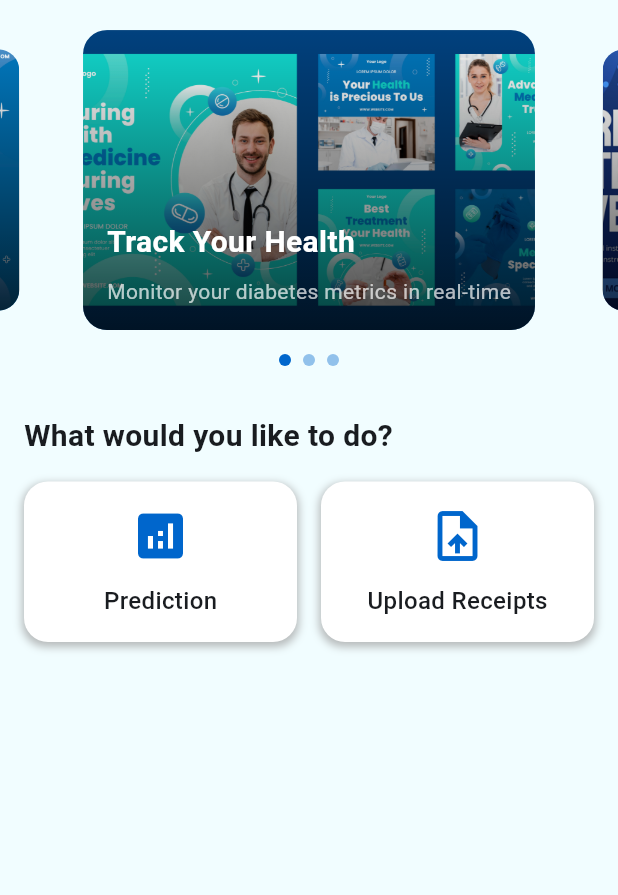
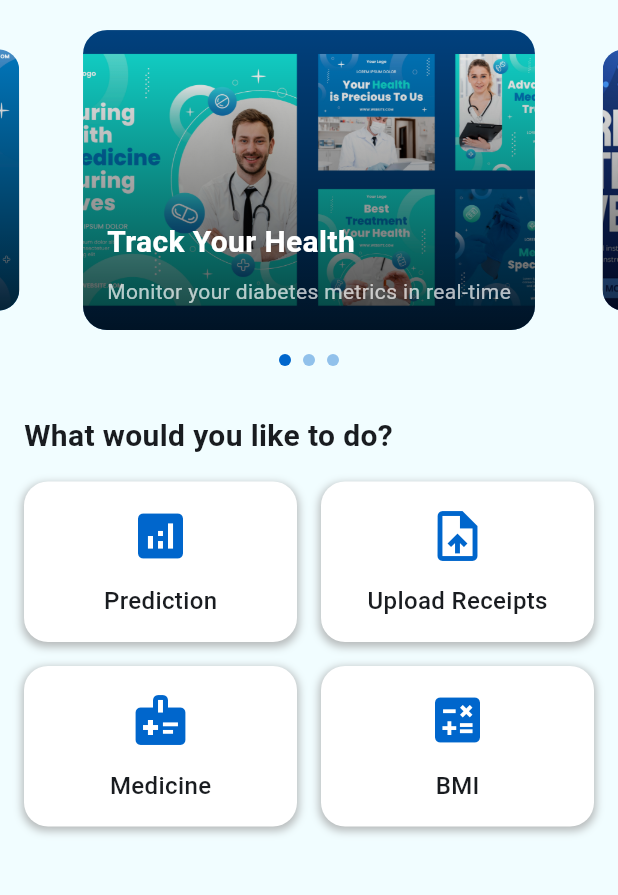
Before and after one commit to Zabith-Fulail/SugarMate, a Flutter app: the HomeMainView screen opened by its route, on a phone screen of 412 x 824 dp, the part 84-979 px from its top. Run offline on Flutter 3.47's test engine with Material 3 defaults, Android fonts, the phone set to English and light mode, and no system bars; drawn by our look-alikes of carousel_slider; our stand-ins replace bloc, cloud_firestore, connectivity_plus, dartz, device_info_plus, dio and 12 more; missing offline and left inert: tflite_flutter; accounts and stored records are empty.

Commit message:
feat : bmi and medicine updated in home_main_view.dart

```diff
--- a/lib/features/presentation/views/home_view/home_main_view.dart
+++ b/lib/features/presentation/views/home_view/home_main_view.dart
@@ -157,6 +157,33 @@ class _HomeMainViewState extends State<HomeMainView> {
                       ),
                     ],
                   ),
+                  const SizedBox(height: 16),
+                  Row(
+
+                    children: [
+                      Expanded(
+                        child: OptionCard(
+                          icon: Icons.medical_information,
+                          title: 'Medicine',
+                          onTap: () {
+                            Navigator.pushNamed(
+                                context, Routes.kMedicineSearchView);
+                          },
+                        ),
+                      ),
+                      const SizedBox(width: 16),
+                      Expanded(
+                        child: OptionCard(
+                          icon: Icons.calculate,
+                          title: 'BMI',
+                          onTap: () {
+                            Navigator.pushNamed(
+                                context, Routes.kBMICalculator);
+                          },
+                        ),
+                      )
+                    ],
+                  )
                 ],
               ),
             ),
```
